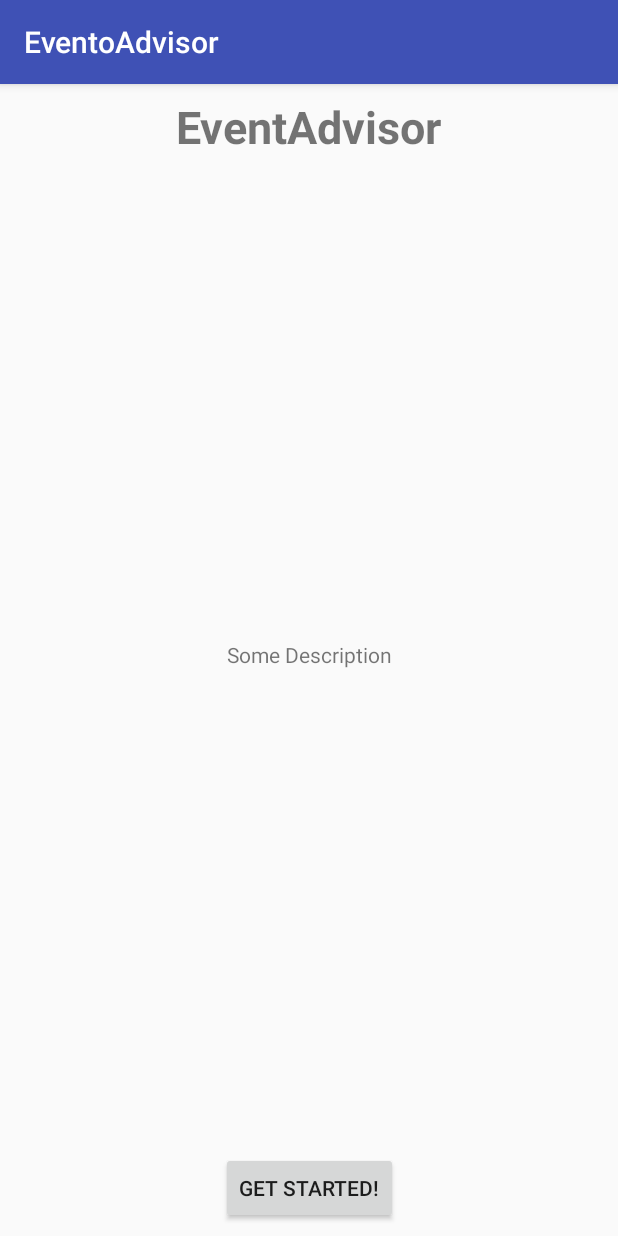
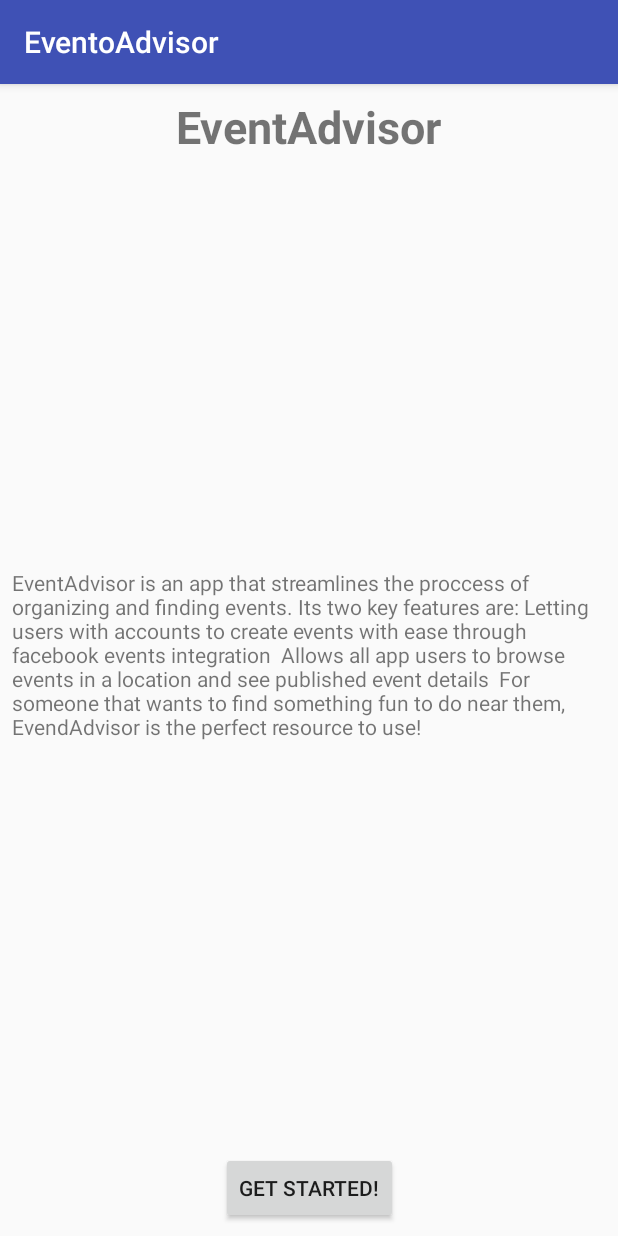
Before and after one commit to jerryqypan/EventAdvisor, an Android app: the screen it shows after launch (MainActivity), on a phone screen of 412 x 824 dp. Run offline under Robolectric (Android 15) with nearby library versions, the light colour scheme and no system bars.

Commit message:
added description

```diff
--- a/MyApplication/app/src/main/java/cs290final/eventadvisor/MapsActivity.java
+++ b/MyApplication/app/src/main/java/cs290final/eventadvisor/MapsActivity.java
@@ -72,6 +72,7 @@ public class MapsActivity extends FragmentActivity implements OnMapReadyCallback
             return;
         }
         mMap.setMyLocationEnabled(true);
+        centerOnLocation();
     }
 
     protected void onStart() {
--- a/MyApplication/app/src/main/res/layout/activity_main.xml
+++ b/MyApplication/app/src/main/res/layout/activity_main.xml
@@ -37,14 +37,14 @@
 
     <TextView
         android:id="@+id/textViewDescription"
-        android:layout_width="wrap_content"
+        android:layout_width="match_parent"
         android:layout_height="wrap_content"
         android:layout_marginBottom="8dp"
         android:layout_marginLeft="8dp"
         android:layout_marginRight="8dp"
         android:layout_marginTop="8dp"
-        android:text="Some Description"
-        android:textAlignment="textStart"
+        android:text="EventAdvisor is an app that streamlines the proccess of organizing and finding events. Its two key features are: Letting users with accounts to create events with ease through facebook events integration  Allows all app users to browse events in a location and see published event details  For someone that wants to find something fun to do near them, EvendAdvisor is the perfect resource to use!"
+        android:textAlignment="viewStart"
         app:layout_constraintBottom_toTopOf="@+id/buttonStart"
         app:layout_constraintLeft_toLeftOf="parent"
         app:layout_constraintRight_toRightOf="parent"
```
